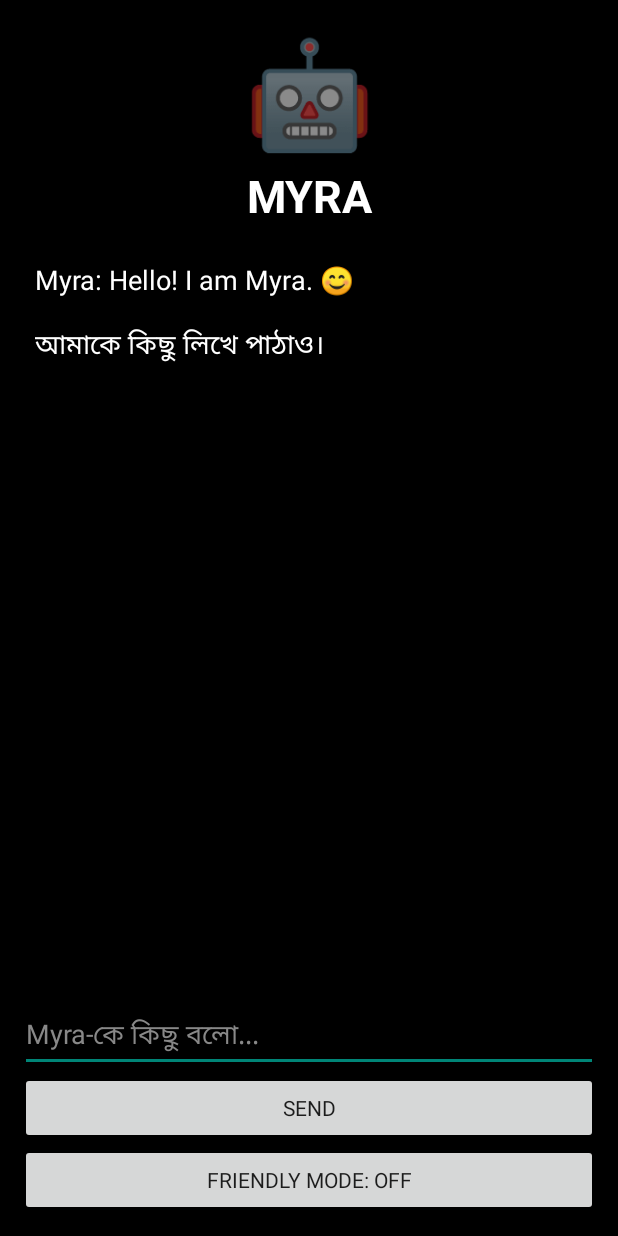
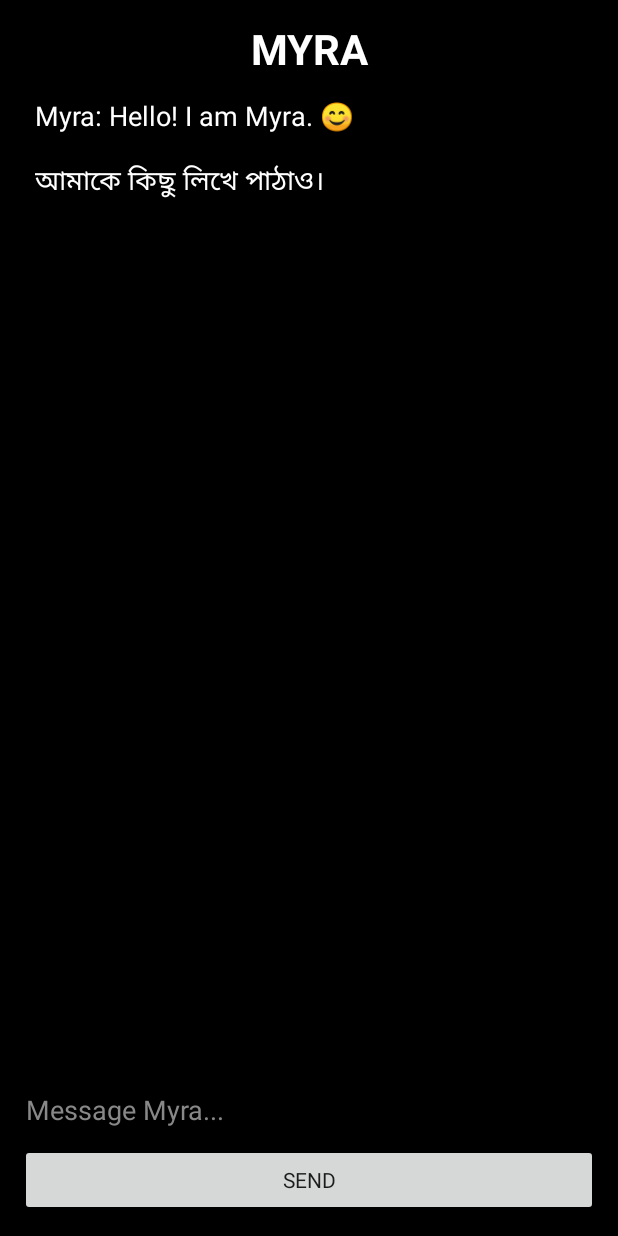
Before and after one commit to nourmohummod91-debug/myra-ai-, an Android app: the screen it shows after launch (MainActivity), after a tap on "SEND", on a phone screen of 412 x 824 dp. Run offline under Robolectric (Android 15) with nearby library versions, the light colour scheme and no system bars; 1 other tap on this screen came first.

Commit message:
Update MainActivity.java

```diff
--- a/android/app/src/main/java/com/myra/app/MainActivity.java
+++ b/android/app/src/main/java/com/myra/app/MainActivity.java
@@ -23,25 +23,103 @@ public class MainActivity extends Activity {
 
         romanticManager = new RomanticManager(this);
 
-        LinearLayout mainLayout = new LinearLayout(this);
-        mainLayout.setOrientation(LinearLayout.VERTICAL);
-        mainLayout.setPadding(20, 20, 20, 20);
-        mainLayout.setBackgroundColor(Color.BLACK);
+        showHomeScreen();
+    }
 
-        TextView myraIcon = new TextView(this);
-        myraIcon.setText("🤖");
-        myraIcon.setTextSize(70);
-        myraIcon.setGravity(Gravity.CENTER);
-        mainLayout.addView(myraIcon);
+    private void showHomeScreen() {
+
+        LinearLayout main = new LinearLayout(this);
+        main.setOrientation(LinearLayout.VERTICAL);
+        main.setPadding(24, 24, 24, 24);
+        main.setGravity(Gravity.CENTER);
+        main.setBackgroundColor(Color.BLACK);
 
         TextView title = new TextView(this);
         title.setText("MYRA");
-        title.setTextSize(30);
+        title.setTextSize(34);
+        title.setTextColor(Color.WHITE);
         title.setTypeface(null, Typeface.BOLD);
+        title.setGravity(Gravity.CENTER);
+
+        main.addView(title);
+
+        TextView subtitle = new TextView(this);
+        subtitle.setText("MYRA Assistant");
+        subtitle.setTextSize(18);
+        subtitle.setTextColor(Color.LTGRAY);
+        subtitle.setGravity(Gravity.CENTER);
+        subtitle.setPadding(0, 8, 0, 30);
+
+        main.addView(subtitle);
+
+        // Anime character placeholder
+        TextView character = new TextView(this);
+        character.setText("👧");
+        character.setTextSize(120);
+        character.setGravity(Gravity.CENTER);
+
+        LinearLayout.LayoutParams characterParams =
+                new LinearLayout.LayoutParams(
+                        LinearLayout.LayoutParams.MATCH_PARENT,
+                        0,
+                        1
+                );
+
+        main.addView(character, characterParams);
+
+        TextView status = new TextView(this);
+        status.setText("● Myra is ready");
+        status.setTextSize(17);
+        status.setTextColor(Color.WHITE);
+        status.setGravity(Gravity.CENTER);
+        status.setPadding(0, 10, 0, 20);
+
+        main.addView(status);
+
+        Button chatButton = new Button(this);
+        chatButton.setText("💬  Chat with Myra");
+        chatButton.setTextSize(17);
+
+        main.addView(chatButton);
+
+        Button voiceButton = new Button(this);
+        voiceButton.setText("🎙️  Hey Myra");
+        voiceButton.setTextSize(17);
+
+        main.addView(voiceButton);
+
+        chatButton.setOnClickListener(new View.OnClickListener() {
+            @Override
+            public void onClick(View v) {
+                showChatScreen();
+            }
+        });
+
+        voiceButton.setOnClickListener(new View.OnClickListener() {
+            @Override
+            public void onClick(View v) {
+                status.setText("🎙️ Listening for Hey Myra...");
+            }
+        });
+
+        setContentView(main);
+    }
+
+    private void showChatScreen() {
+
+        LinearLayout main = new LinearLayout(this);
+        main.setOrientation(LinearLayout.VERTICAL);
+        main.setPadding(20, 20, 20, 20);
+        main.setBackgroundColor(Color.BLACK);
+
+        TextView title = new TextView(this);
+        title.setText("MYRA");
+        title.setTextSize(28);
         title.setTextColor(Color.WHITE);
+        title.setTypeface(null, Typeface.BOLD);
         title.setGravity(Gravity.CENTER);
-        title.setPadding(0, 5, 0, 20);
-        mainLayout.addView(title);
+
+        main.addView(title);
 
         ScrollView scrollView = new ScrollView(this);
 
@@ -52,7 +130,7 @@ public class MainActivity extends Activity {
         );
         chatText.setTextSize(18);
         chatText.setTextColor(Color.WHITE);
-        chatText.setPadding(15, 15, 15, 15);
+        chatText.setPadding(15, 20, 15, 20);
 
         scrollView.addView(chatText);
 
@@ -63,44 +141,36 @@ public class MainActivity extends Activity {
                         1
                 );
 
-        mainLayout.addView(scrollView, scrollParams);
+        main.addView(scrollView, scrollParams);
 
         EditText input = new EditText(this);
-        input.setHint("Myra-কে কিছু বলো...");
+        input.setHint("Message Myra...");
         input.setTextColor(Color.WHITE);
         input.setHintTextColor(Color.GRAY);
-        mainLayout.addView(input);
+
+        main.addView(input);
 
         Button sendButton = new Button(this);
         sendButton.setText("SEND");
-        mainLayout.addView(sendButton);
 
-        Button modeButton = new Button(this);
-
-        if (romanticManager.isRomanticActive()) {
-            modeButton.setText("Friendly Mode: ON");
-        } else {
-            modeButton.setText("Friendly Mode: OFF");
-        }
-
-        mainLayout.addView(modeButton);
+        main.addView(sendButton);
 
         sendButton.setOnClickListener(new View.OnClickListener() {
             @Override
             public void onClick(View v) {
 
-                String userMessage =
+                String message =
                         input.getText().toString().trim();
 
-                if (userMessage.isEmpty()) {
+                if (message.isEmpty()) {
                     return;
                 }
 
                 String response =
-                        romanticManager.getResponse(userMessage);
+                        romanticManager.getResponse(message);
 
                 chatText.append(
-                        "\n\nYou: " + userMessage +
+                        "\n\nYou: " + message +
                         "\nMyra: " + response
                 );
 
@@ -115,26 +185,11 @@ public class MainActivity extends Activity {
             }
         });
 
-        modeButton.setOnClickListener(new View.OnClickListener() {
-            @Override
-            public void onClick(View v) {
+        setContentView(main);
+    }
 
-                boolean newState =
-                        !romanticManager.isRomanticActive();
-
-                romanticManager.toggleRomanticMode(
-                        MainActivity.this,
-                        newState
-                );
-
-                if (newState) {
-                    modeButton.setText("Friendly Mode: ON");
-                } else {
-                    modeButton.setText("Friendly Mode: OFF");
-                }
-            }
-        });
-
-        setContentView(mainLayout);
+    @Override
+    public void onBackPressed() {
+        showHomeScreen();
     }
 }
```
